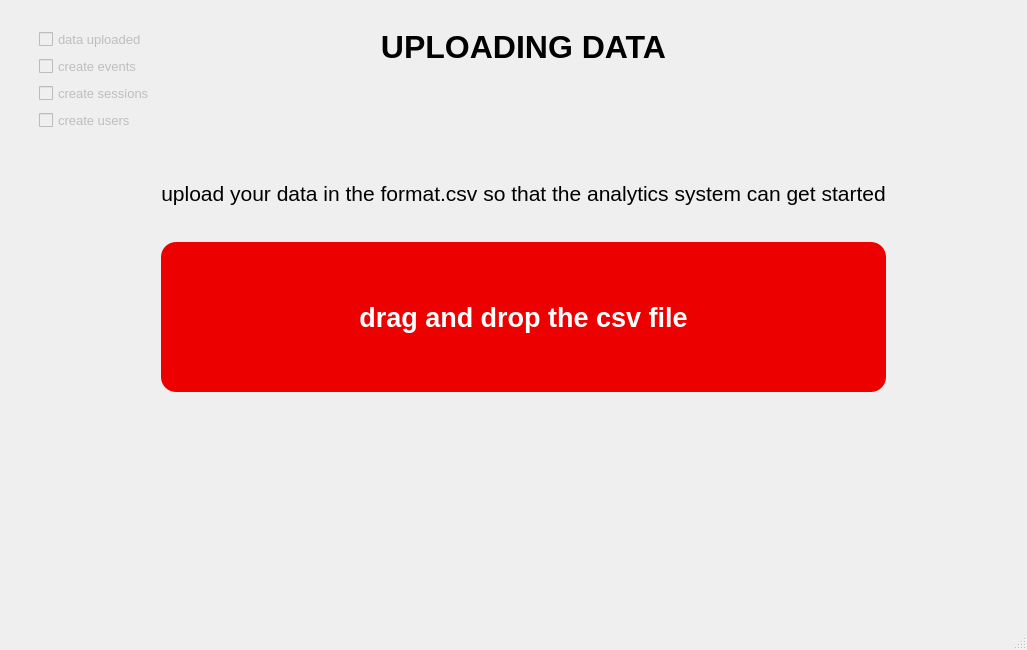
The window that ui/data-loader.ui (SpectreCom444/AppMetrica-data-visualization-system) describes before a commit, drawn with Qt 5.
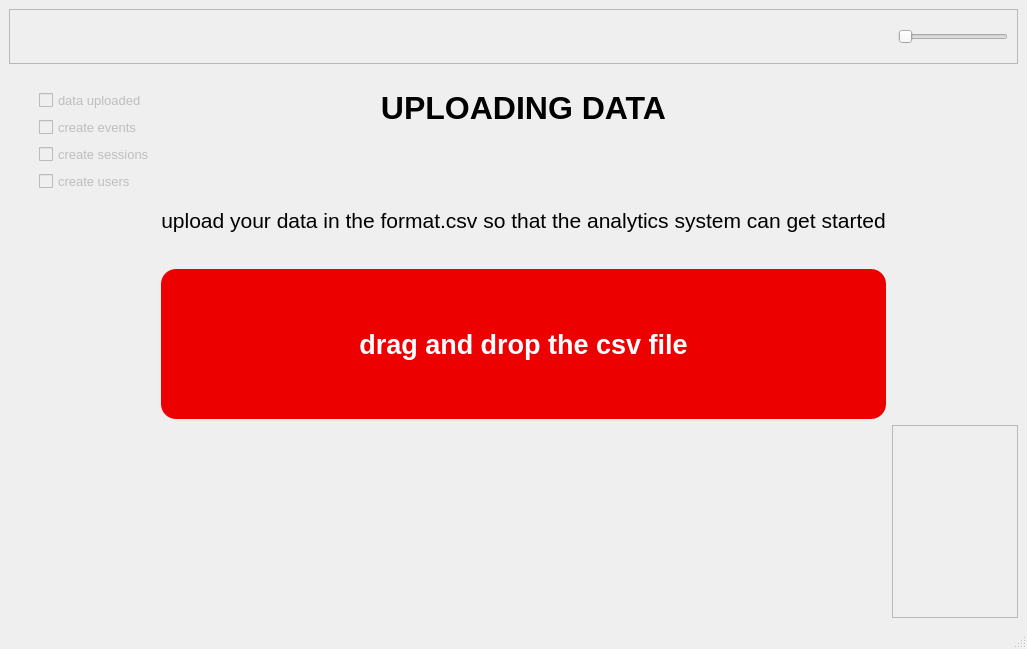
The same window after the commit.

The edit to the form file:
```diff
--- a/ui/data-loader.ui
+++ b/ui/data-loader.ui
@@ -7,7 +7,7 @@
     <x>0</x>
     <y>0</y>
     <width>1027</width>
-    <height>650</height>
+    <height>649</height>
    </rect>
   </property>
   <property name="minimumSize">
@@ -20,7 +20,46 @@
    <string>MainWindow</string>
   </property>
   <widget class="QWidget" name="centralwidget">
-   <layout class="QVBoxLayout" name="verticalLayout">
+   <layout class="QVBoxLayout" name="verticalLayout" stretch="1,10">
+    <item>
+     <widget class="QFrame" name="frame_2">
+      <property name="frameShape">
+       <enum>QFrame::StyledPanel</enum>
+      </property>
+      <property name="frameShadow">
+       <enum>QFrame::Raised</enum>
+      </property>
+      <layout class="QHBoxLayout" name="horizontalLayout">
+       <item>
+        <layout class="QHBoxLayout" name="horizontalLayout_2" stretch="8,1">
+         <item>
+          <spacer name="horizontalSpacer_3">
+           <property name="orientation">
+            <enum>Qt::Horizontal</enum>
+           </property>
+           <property name="sizeHint" stdset="0">
+            <size>
+             <width>40</width>
+             <height>20</height>
+            </size>
+           </property>
+          </spacer>
+         </item>
+         <item>
+          <widget class="QSlider" name="processing_slider">
+           <property name="enabled">
+            <bool>false</bool>
+           </property>
+           <property name="orientation">
+            <enum>Qt::Horizontal</enum>
+           </property>
+          </widget>
+         </item>
+        </layout>
+       </item>
+      </layout>
+     </widget>
+    </item>
     <item>
      <layout class="QGridLayout" name="gridLayout">
       <item row="0" column="0">
@@ -278,6 +317,17 @@
         </item>
        </layout>
       </item>
+      <item row="2" column="2">
+       <widget class="QFrame" name="frame">
+        <property name="frameShape">
+         <enum>QFrame::StyledPanel</enum>
+        </property>
+        <property name="frameShadow">
+         <enum>QFrame::Raised</enum>
+        </property>
+        <layout class="QVBoxLayout" name="verticalLayout_7"/>
+       </widget>
+      </item>
      </layout>
     </item>
    </layout>
```
